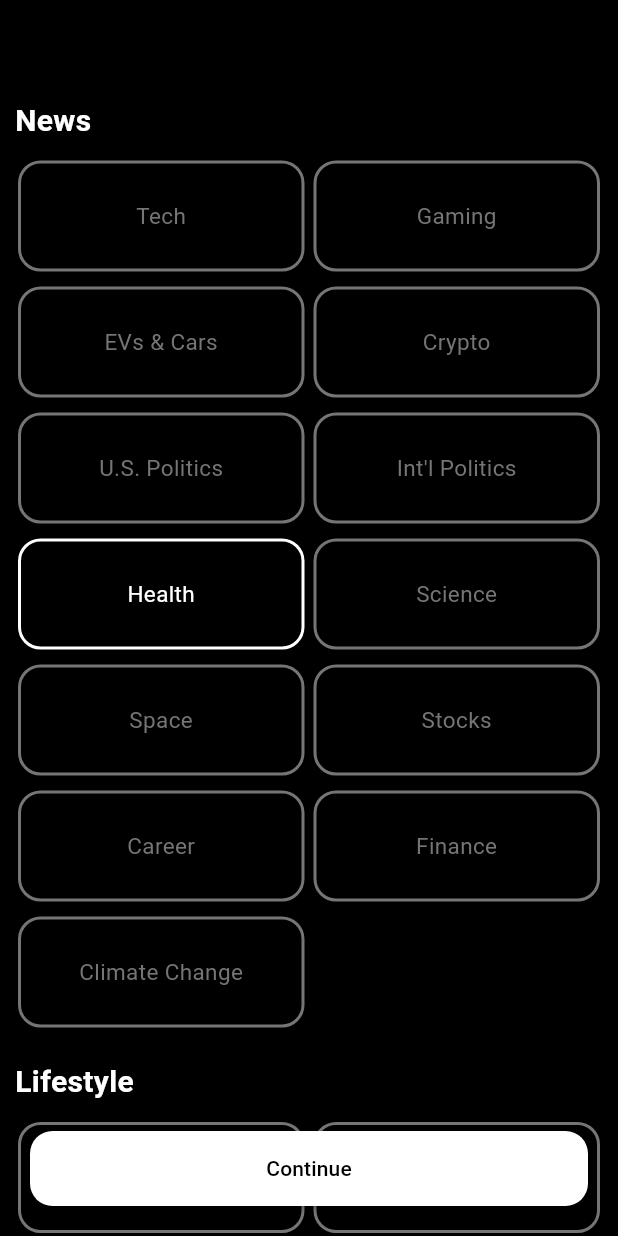
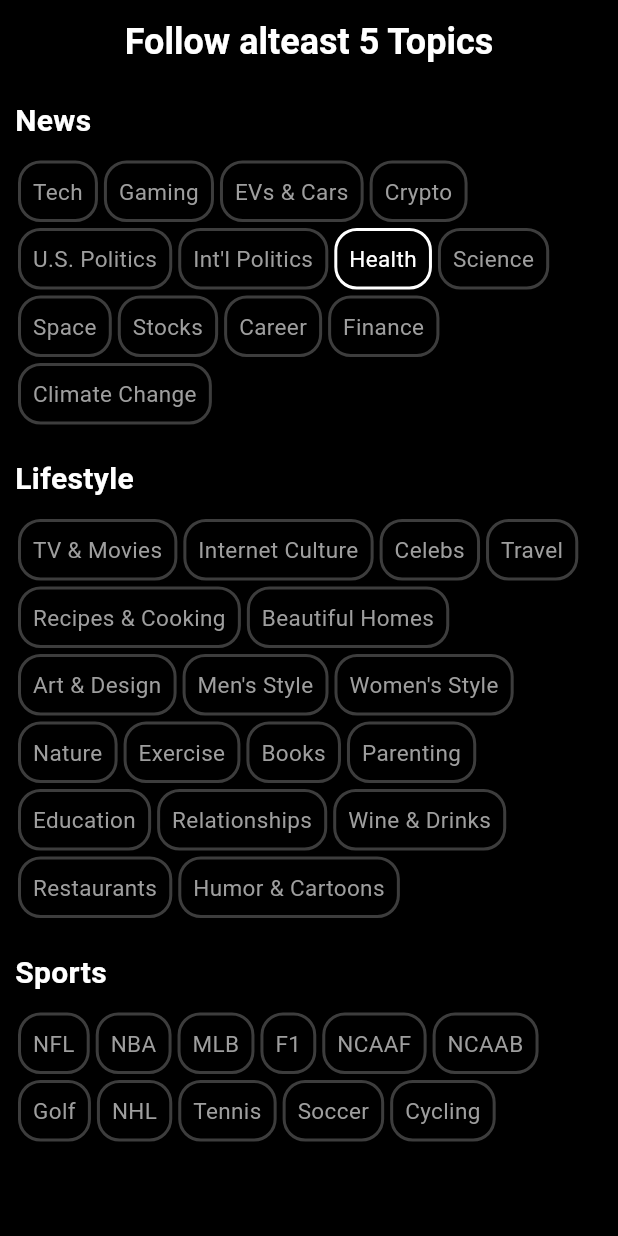
Before and after one commit to parthmahajan008/Abstract-BITS_PILANI, a Flutter app: the ChooseTopics screen opened directly, after a tap on "Health", on a phone screen of 412 x 824 dp. Run offline on Flutter 3.47's test engine with Material 2 defaults, Android fonts, the phone set to English and light mode, and no system bars; our stand-ins replace equatable, firebase_auth, firebase_core, flutter_bloc, google_sign_in, webview_flutter; accounts and stored records are empty; network calls fail.

Commit message:
fixed the topic selection page

```diff
--- a/abstract_curiousity/lib/Features/UserRegisteration/screens/personaliseTopics.dart
+++ b/abstract_curiousity/lib/Features/UserRegisteration/screens/personaliseTopics.dart
@@ -18,6 +18,19 @@ class _ChooseTopicsState extends State<ChooseTopics> {
       extendBodyBehindAppBar: true,
       appBar: AppBar(
         backgroundColor: Colors.black,
+        title: Center(
+          child: Container(
+            padding: const EdgeInsets.all(10),
+            child: const Text(
+              "Follow alteast 5 Topics",
+              style: TextStyle(
+                color: Colors.white,
+                fontSize: 24,
+                fontWeight: FontWeight.bold,
+              ),
+            ),
+          ),
+        ),
       ),
       body: const TopicSelectorPage(),
     );
--- a/abstract_curiousity/lib/utils/models/topicmodel.dart
+++ b/abstract_curiousity/lib/utils/models/topicmodel.dart
@@ -97,7 +97,8 @@ class _TopicSelectorPageState extends State<TopicSelectorPage> {
     return Stack(
       children: [
         ListView.builder(
-          shrinkWrap: true,
+          physics: const BouncingScrollPhysics(
+              parent: AlwaysScrollableScrollPhysics()),
           itemCount: _topicSelector._categories.length,
           itemBuilder: (BuildContext context, int index) {
             final category = _topicSelector._categories.keys.elementAt(index);
@@ -118,17 +119,9 @@ class _TopicSelectorPageState extends State<TopicSelectorPage> {
                   const SizedBox(
                     height: 10,
                   ),
-                  GridView.builder(
-                    gridDelegate:
-                        const SliverGridDelegateWithMaxCrossAxisExtent(
-                            maxCrossAxisExtent: 200,
-                            childAspectRatio: 2.5,
-                            crossAxisSpacing: 2,
-                            mainAxisSpacing: 6),
-                    shrinkWrap: true,
-                    itemCount: topics.length,
-                    itemBuilder: (BuildContext context, int index) {
-                      final topic = topics[index];
+                  Wrap(
+                    children: topics.map(
+                      (topic) {
                         return GestureDetector(
                           child: Container(
                             margin: const EdgeInsets.all(2),
@@ -137,12 +130,11 @@ class _TopicSelectorPageState extends State<TopicSelectorPage> {
                               border: Border.all(
                                 color: topic['selected']
                                     ? Colors.white
-                                  : Colors.grey.shade600,
+                                    : Colors.white24,
                                 width: 2,
                               ),
                               borderRadius: BorderRadius.circular(15),
                             ),
-                          child: Center(
                             child: Text(
                               topic['topic'],
                               textAlign: TextAlign.center,
@@ -151,24 +143,25 @@ class _TopicSelectorPageState extends State<TopicSelectorPage> {
                                 fontSize: 15,
                                 color: topic['selected']
                                     ? Colors.white
-                                    : Colors.grey.shade600,
-                              ),
+                                    : Colors.grey,
                               ),
                             ),
                           ),
                           onTap: () {
                             setState(
                               () {
-                              _topicSelector.setTopicSelected(
-                                  category, topic['topic'], !topic['selected']);
+                                _topicSelector.setTopicSelected(category,
+                                    topic['topic'], !topic['selected']);
                                 if (topic['selected']) {
-                                _selectedTopics.add([category, topic['topic']]);
+                                  _selectedTopics
+                                      .add([category, topic['topic']]);
                                 } else {
                                   _selectedTopics.removeWhere((element) =>
                                       element[0] == category &&
                                       element[1] == topic['topic']);
                                 }
-                              if (_selectedTopics.isNotEmpty) {
+                                if (_selectedTopics.isNotEmpty &&
+                                    _selectedTopics.length >= 5) {
                                   _showContinueButton = true;
                                 }
                                 if (_selectedTopics.isEmpty) {
@@ -179,7 +172,22 @@ class _TopicSelectorPageState extends State<TopicSelectorPage> {
                           },
                         );
                       },
+                    ).toList(),
                   ),
+                  // GridView.builder(
+                  //   gridDelegate:
+                  //       const SliverGridDelegateWithMaxCrossAxisExtent(
+                  //           maxCrossAxisExtent: 200,
+                  //           childAspectRatio: 2.5,
+                  //           crossAxisSpacing: 2,
+                  //           mainAxisSpacing: 6),
+                  //   shrinkWrap: true,
+                  //   itemCount: topics.length,
+                  //   itemBuilder: (BuildContext context, int index) {
+                  //     final topic = topics[index];
+
+                  //   },
+                  // ),
                 ],
               ),
             );
@@ -192,6 +200,7 @@ class _TopicSelectorPageState extends State<TopicSelectorPage> {
             right: 20,
             child: ElevatedButton(
               style: ElevatedButton.styleFrom(
+                backgroundColor: Colors.white.withOpacity(0.9),
                 fixedSize: const Size.fromHeight(50),
                 shape: RoundedRectangleBorder(
                   borderRadius: BorderRadius.circular(15),
```
Lines whose indentation alone changed are shown as unchanged.
